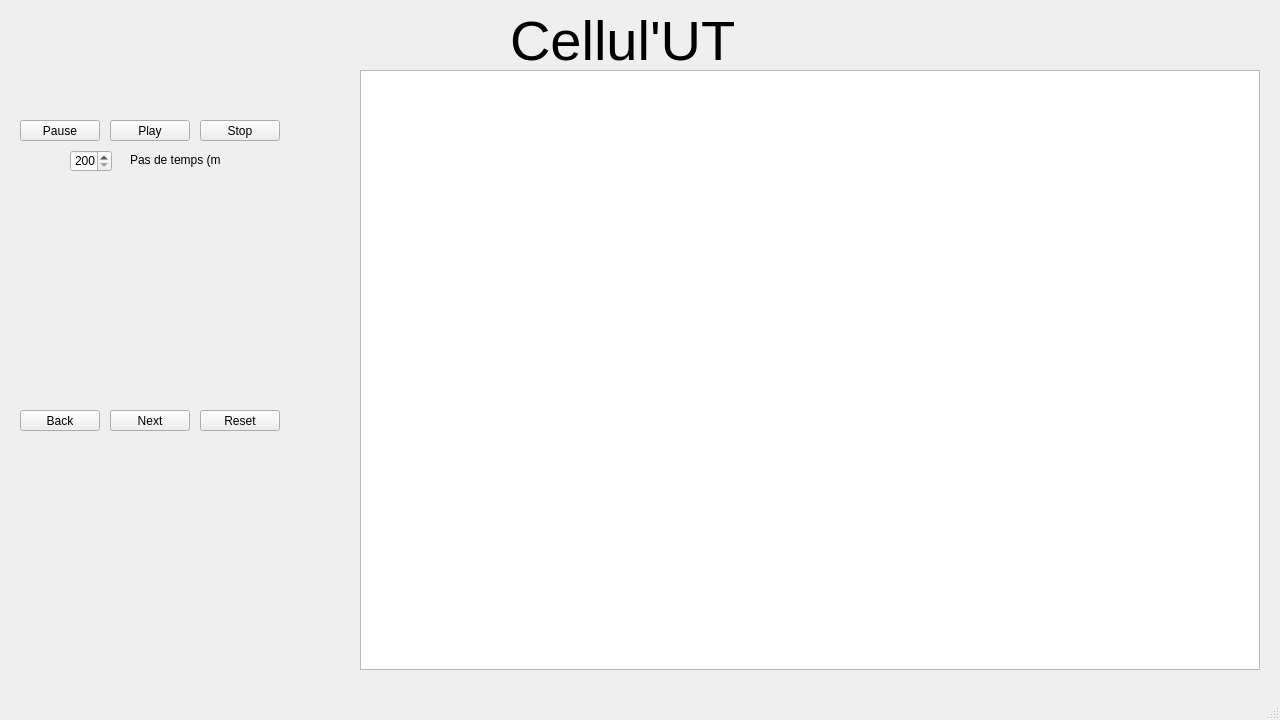
This is CellulUT/fenetrejeu.ui in biauxflo/LO21 as Qt 5 draws it before an edit. The edited form follows.
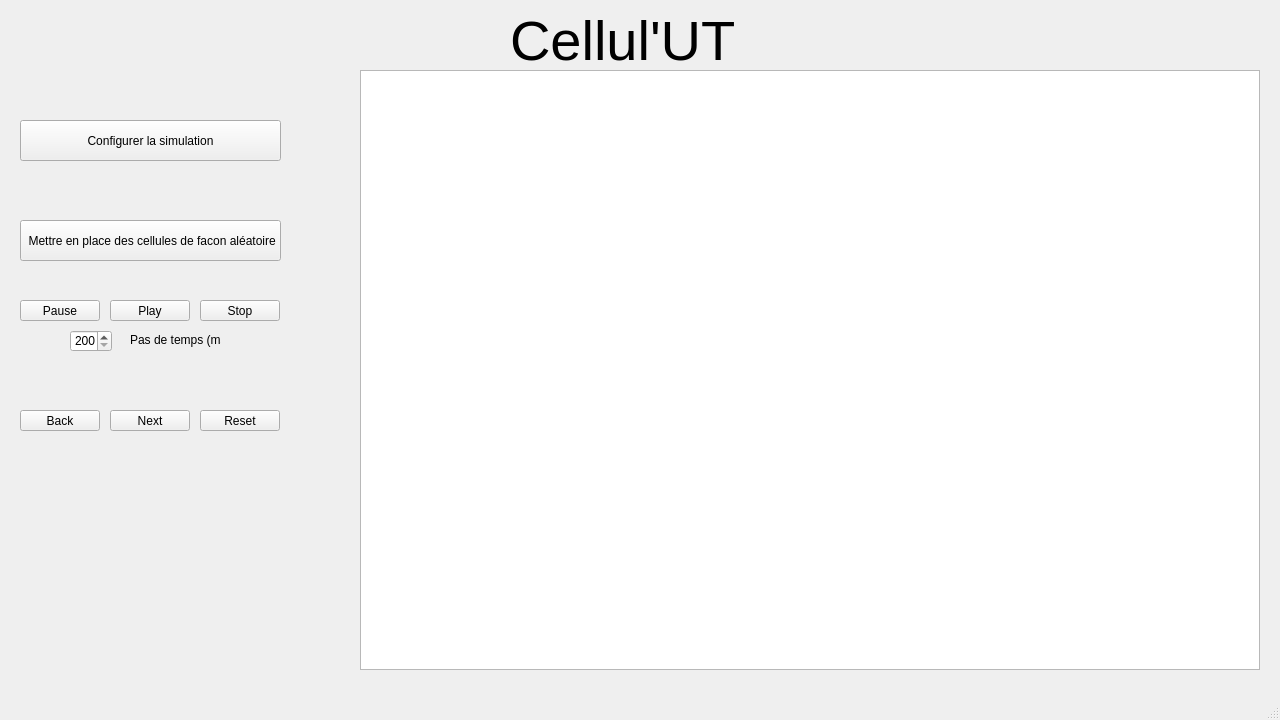
This is the edited form.

The edit to the form file:
```diff
--- a/CellulUT/fenetrejeu.ui
+++ b/CellulUT/fenetrejeu.ui
@@ -52,7 +52,7 @@
     <property name="geometry">
      <rect>
       <x>110</x>
-      <y>120</y>
+      <y>300</y>
       <width>80</width>
       <height>21</height>
      </rect>
@@ -65,7 +65,7 @@
     <property name="geometry">
      <rect>
       <x>20</x>
-      <y>120</y>
+      <y>300</y>
       <width>80</width>
       <height>21</height>
      </rect>
@@ -78,7 +78,7 @@
     <property name="geometry">
      <rect>
       <x>200</x>
-      <y>120</y>
+      <y>300</y>
       <width>80</width>
       <height>21</height>
      </rect>
@@ -130,7 +130,7 @@
     <property name="geometry">
      <rect>
       <x>70</x>
-      <y>150</y>
+      <y>330</y>
       <width>42</width>
       <height>22</height>
      </rect>
@@ -146,7 +146,7 @@
     <property name="geometry">
      <rect>
       <x>130</x>
-      <y>150</y>
+      <y>330</y>
       <width>91</width>
       <height>20</height>
      </rect>
@@ -155,6 +155,32 @@
      <string>Pas de temps (ms)</string>
     </property>
    </widget>
+   <widget class="QPushButton" name="randomButton">
+    <property name="geometry">
+     <rect>
+      <x>20</x>
+      <y>220</y>
+      <width>261</width>
+      <height>41</height>
+     </rect>
+    </property>
+    <property name="text">
+     <string> Mettre en place des cellules de facon aléatoire</string>
+    </property>
+   </widget>
+   <widget class="QPushButton" name="config">
+    <property name="geometry">
+     <rect>
+      <x>20</x>
+      <y>120</y>
+      <width>261</width>
+      <height>41</height>
+     </rect>
+    </property>
+    <property name="text">
+     <string>Configurer la simulation</string>
+    </property>
+   </widget>
   </widget>
   <widget class="QMenuBar" name="menubar">
    <property name="geometry">
```
